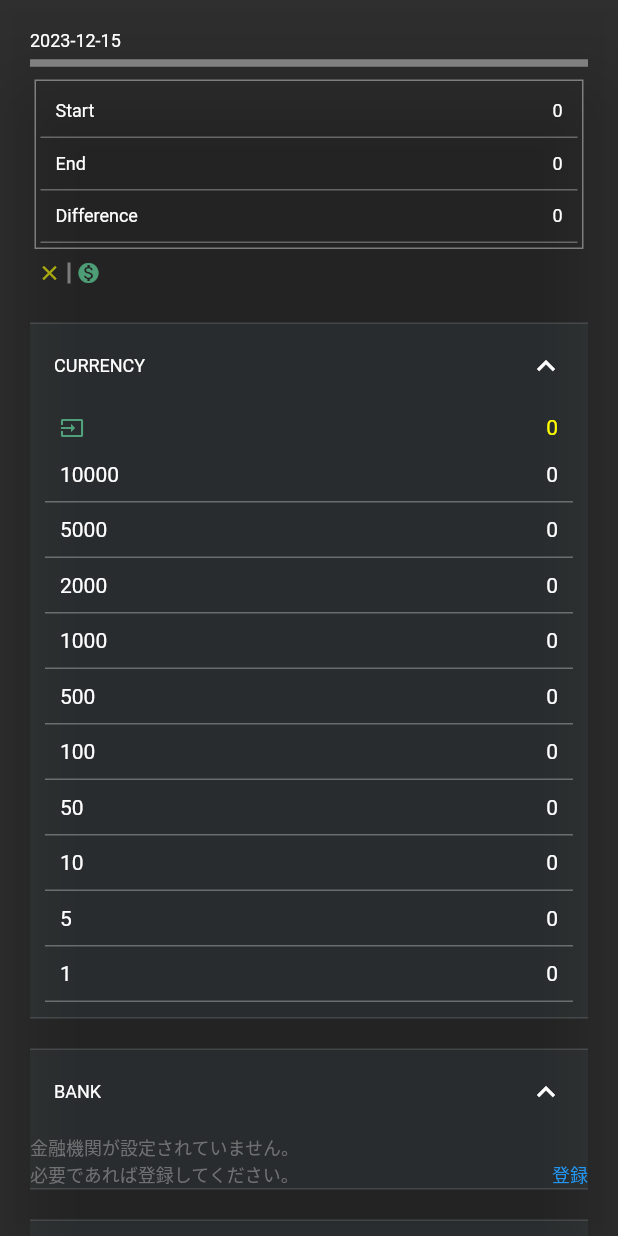
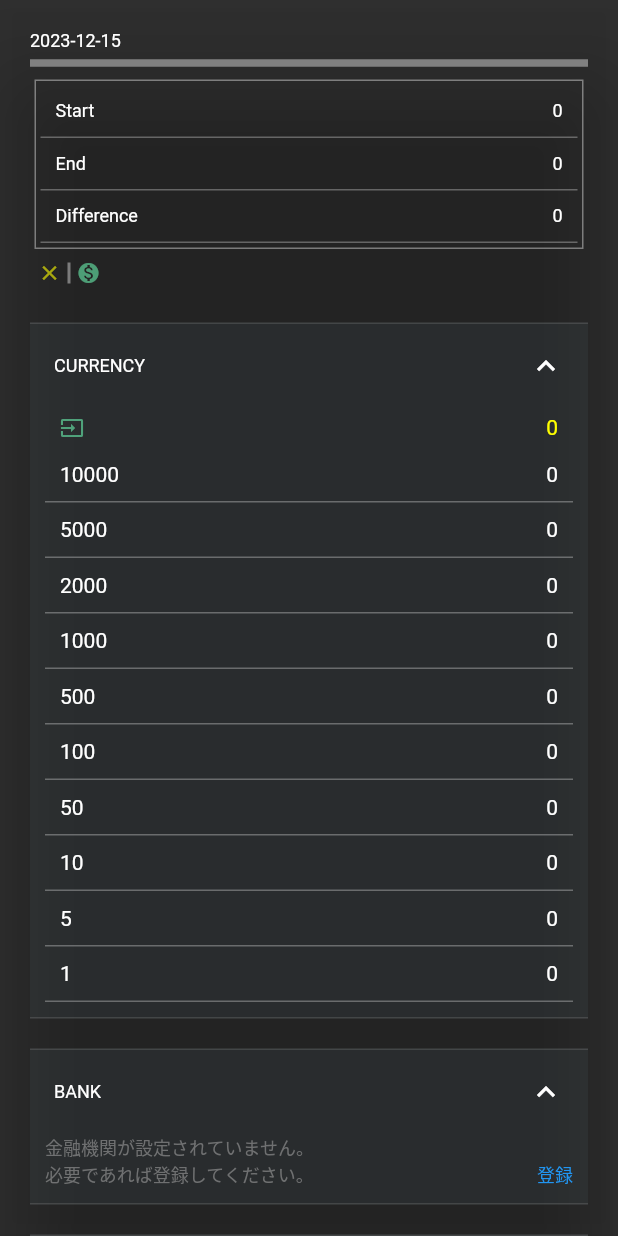
Before and after one commit to hidechy/app_moneynote999, a Flutter app: the DailyMoneyDisplayAlert widget shown alone on an empty page, opened directly with empty values, on a phone screen of 412 x 824 dp. Run offline on Flutter 3.47's test engine with Material 3 defaults, Android fonts, the phone set to English and light mode, and no system bars; our stand-ins replace bubble, flutter_hooks, flutter_riverpod, freezed_annotation, google_fonts, hooks_riverpod and 1 more; accounts and stored records are empty; network calls fail.

Commit message:
commit 20231215

```diff
--- a/lib/models/holiday.dart
+++ b/lib/models/holiday.dart
@@ -4,9 +4,11 @@
 
 import 'dart:convert';
 
+// TODO エラー修正できない
 Map<String, String> holidayFromJson(String str) =>
     Map.from(json.decode(str)).map((k, v) => MapEntry<String, String>(k, v));
 
+// TODO エラー修正できない
 String holidayToJson(Map<String, String> data) => json.encode(
       Map.from(data).map((k, v) => MapEntry<String, dynamic>(k, v)),
     );
--- a/lib/screens/components/daily_money_display_alert.dart
+++ b/lib/screens/components/daily_money_display_alert.dart
@@ -397,6 +397,10 @@ class DailyMoneyDisplayAlert extends ConsumerWidget {
         style: TextStyle(fontSize: 12, color: Colors.white),
       ),
       children: [
+        Container(
+          padding: const EdgeInsets.symmetric(horizontal: 10),
+          child: Column(
+            children: [
               bankNameList.when(
                 data: (value) {
                   if (value.isEmpty) {
@@ -412,7 +416,8 @@ class DailyMoneyDisplayAlert extends ConsumerWidget {
 
                     list.add(Container(
                       padding: const EdgeInsets.all(10),
-                decoration: BoxDecoration(border: Border(bottom: BorderSide(color: Colors.white.withOpacity(0.3)))),
+                      decoration:
+                          BoxDecoration(border: Border(bottom: BorderSide(color: Colors.white.withOpacity(0.3)))),
                       child: Row(
                         mainAxisAlignment: MainAxisAlignment.spaceBetween,
                         children: [
@@ -464,6 +469,10 @@ class DailyMoneyDisplayAlert extends ConsumerWidget {
                 loading: Container.new,
               ),
             ],
+          ),
+        ),
+        const SizedBox(height: 10),
+      ],
     );
   }
 
@@ -489,6 +498,10 @@ class DailyMoneyDisplayAlert extends ConsumerWidget {
         style: TextStyle(fontSize: 12, color: Colors.white),
       ),
       children: [
+        Container(
+          padding: const EdgeInsets.symmetric(horizontal: 10),
+          child: Column(
+            children: [
               emoneyNameList.when(
                 data: (value) {
                   if (value.isEmpty) {
@@ -504,7 +517,8 @@ class DailyMoneyDisplayAlert extends ConsumerWidget {
 
                     list.add(Container(
                       padding: const EdgeInsets.all(10),
-                decoration: BoxDecoration(border: Border(bottom: BorderSide(color: Colors.white.withOpacity(0.3)))),
+                      decoration:
+                          BoxDecoration(border: Border(bottom: BorderSide(color: Colors.white.withOpacity(0.3)))),
                       child: Row(
                         mainAxisAlignment: MainAxisAlignment.spaceBetween,
                         children: [
@@ -550,6 +564,10 @@ class DailyMoneyDisplayAlert extends ConsumerWidget {
                 loading: Container.new,
               ),
             ],
+          ),
+        ),
+        const SizedBox(height: 10),
+      ],
     );
   }
 
@@ -558,6 +576,11 @@ class DailyMoneyDisplayAlert extends ConsumerWidget {
     final spendList = _ref.watch(spendProvider.select((value) => value.spendList));
 
     final openSpendArea = _ref.watch(appParamProvider.select((value) => value.openSpendArea));
+
+    // TODO エラー修正できない
+    if (spendList.value?.length == 0) {
+      return Container();
+    }
 
     return ExpansionTile(
       backgroundColor: Colors.blueGrey.withOpacity(0.1),
@@ -569,6 +592,10 @@ class DailyMoneyDisplayAlert extends ConsumerWidget {
         style: TextStyle(fontSize: 12, color: Colors.white),
       ),
       children: [
+        Container(
+          padding: const EdgeInsets.symmetric(horizontal: 10),
+          child: Column(
+            children: [
               spendList.when(
                 data: (value) {
                   final list = <Widget>[];
@@ -576,7 +603,8 @@ class DailyMoneyDisplayAlert extends ConsumerWidget {
                   value.forEach((element) {
                     list.add(Container(
                       padding: const EdgeInsets.all(10),
-                decoration: BoxDecoration(border: Border(bottom: BorderSide(color: Colors.white.withOpacity(0.3)))),
+                      decoration:
+                          BoxDecoration(border: Border(bottom: BorderSide(color: Colors.white.withOpacity(0.3)))),
                       child: Row(
                         mainAxisAlignment: MainAxisAlignment.spaceBetween,
                         children: [
@@ -592,6 +620,10 @@ class DailyMoneyDisplayAlert extends ConsumerWidget {
                 error: (error, stackTrace) => Container(),
                 loading: Container.new,
               ),
+            ],
+          ),
+        ),
+        const SizedBox(height: 10),
       ],
     );
   }
```
Also changed, not shown: lib/screens/components/___dummy_data_input_alert.dart (+63 -17 lines). Lines whose indentation alone changed are shown as unchanged.
